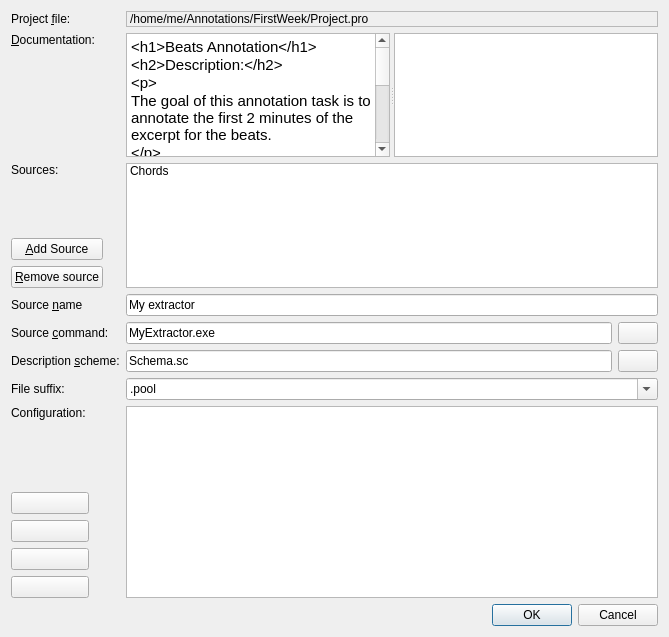
Before: the Qt Designer form Annotator/src/ProjectEditor.ui in clam-project/clam, drawn with Qt 5.
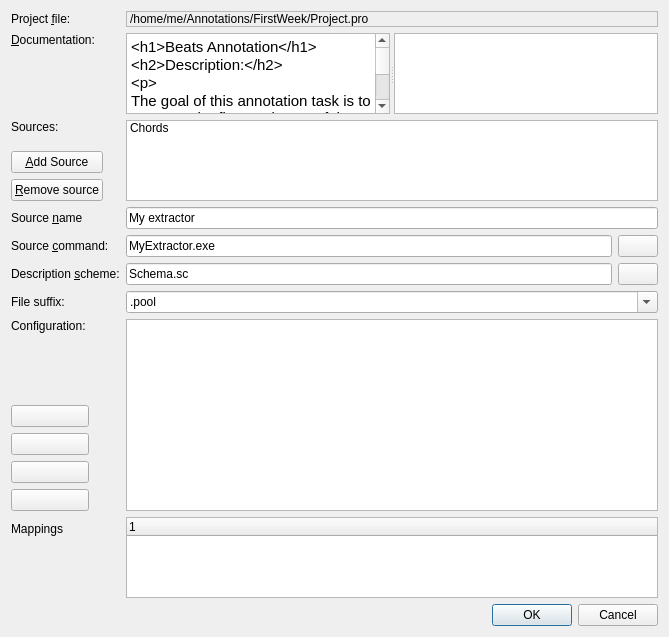
After: the same form once the commit is applied. Icons and pictures are not drawn. Custom widgets are drawn as their Qt base class.

Commit message: * Inserted an AggregationEditor at the bottom of the ProjectEditor

Patch:
```diff
--- a/Annotator/src/ProjectEditor.ui
+++ b/Annotator/src/ProjectEditor.ui
@@ -339,7 +339,7 @@
      </property>
     </widget>
    </item>
-   <item row="8" column="1">
+   <item row="9" column="1">
     <widget class="QDialogButtonBox" name="buttonBox">
      <property name="standardButtons">
       <set>QDialogButtonBox::Cancel|QDialogButtonBox::Ok</set>
@@ -356,8 +356,25 @@
      </property>
     </widget>
    </item>
+   <item row="8" column="1">
+    <widget class="AggregationEditor" name="treeWidget"/>
+   </item>
+   <item row="8" column="0">
+    <widget class="QLabel" name="label_9">
+     <property name="text">
+      <string>Mappings</string>
+     </property>
+    </widget>
+   </item>
   </layout>
  </widget>
+ <customwidgets>
+  <customwidget>
+   <class>AggregationEditor</class>
+   <extends>QTreeWidget</extends>
+   <header>AggregationEditor.hxx</header>
+  </customwidget>
+ </customwidgets>
  <resources>
   <include location="images.qrc"/>
  </resources>
```
The commit also changes 1 other file.
